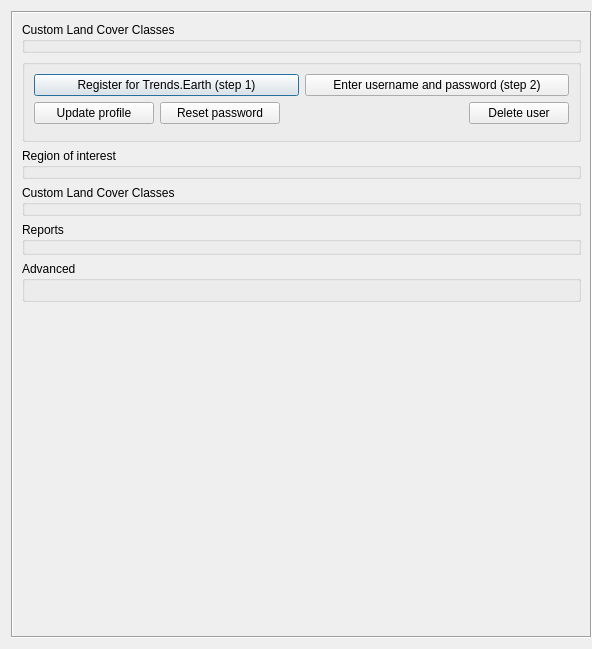
Above: LDMP/gui/DlgSettings.ui from ConservationInternational/trends.earth before the change. Below: the same form after it.
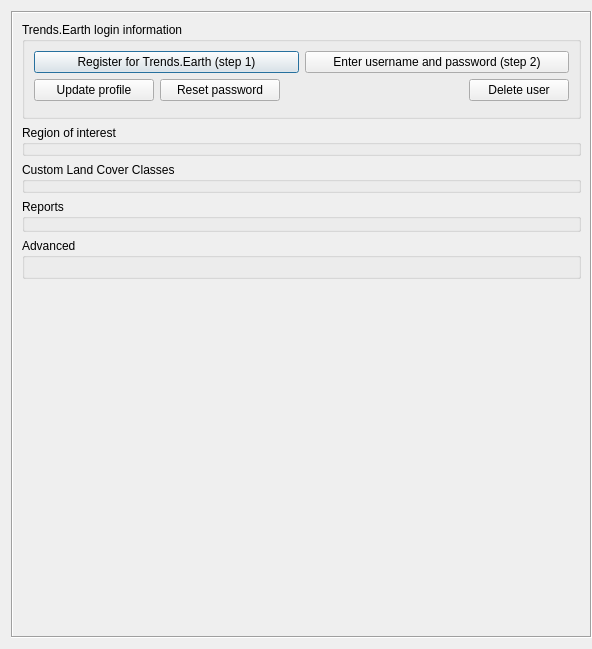
That is the form after the change. Custom widgets are drawn as their Qt base class.

Commit message: Settings UI updated for auth

```diff
--- a/LDMP/gui/DlgSettings.ui
+++ b/LDMP/gui/DlgSettings.ui
@@ -46,7 +46,7 @@
         <x>0</x>
         <y>0</y>
         <width>579</width>
-        <height>596</height>
+        <height>627</height>
        </rect>
       </property>
       <layout class="QVBoxLayout" name="verticalLayout_2">
@@ -59,37 +59,7 @@
           </size>
          </property>
          <property name="title">
-          <string>Custom Land Cover Classes</string>
-         </property>
-         <layout class="QVBoxLayout" name="lcc_layout">
-          <property name="leftMargin">
-           <number>0</number>
-          </property>
-          <property name="topMargin">
-           <number>0</number>
-          </property>
-          <property name="rightMargin">
-           <number>0</number>
-          </property>
-          <property name="bottomMargin">
-           <number>0</number>
-          </property>
-         </layout>
-        </widget>
-       </item>
-       <item>
-        <widget class="QGroupBox" name="groupBox">
-         <property name="sizePolicy">
-          <sizepolicy hsizetype="Preferred" vsizetype="Fixed">
-           <horstretch>0</horstretch>
-           <verstretch>0</verstretch>
-          </sizepolicy>
-         </property>
-         <property name="minimumSize">
-          <size>
-           <width>0</width>
-           <height>0</height>
-          </size>
+          <string>Trends.Earth login information</string>
          </property>
          <property name="collapsed">
           <bool>false</bool>
```
